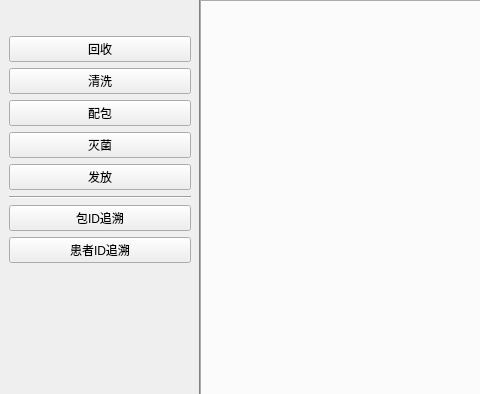
First picture: the form in src/app/itrac/historywidget.ui, repository sundm/cssd, before the edit; both pictures show x 0 to 480 and y 0 to 394 of the 1054 by 784 pixel window.
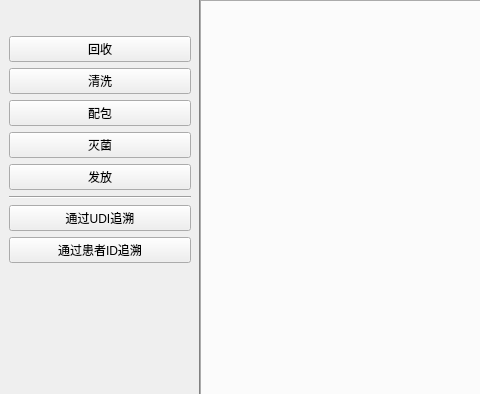
Second picture: the form after the edit.

Commit message: 添加通过UDI追溯界面

```diff
--- a/src/app/itrac/historywidget.ui
+++ b/src/app/itrac/historywidget.ui
@@ -129,14 +129,14 @@
       <item>
        <widget class="QPushButton" name="tracePackageButton">
         <property name="text">
-         <string>包ID追溯</string>
+         <string>通过UDI追溯</string>
         </property>
        </widget>
       </item>
       <item>
        <widget class="QPushButton" name="tracePatientButton">
         <property name="text">
-         <string>患者ID追溯</string>
+         <string>通过患者ID追溯</string>
         </property>
        </widget>
       </item>
```
The commit also changes 3 other files.
